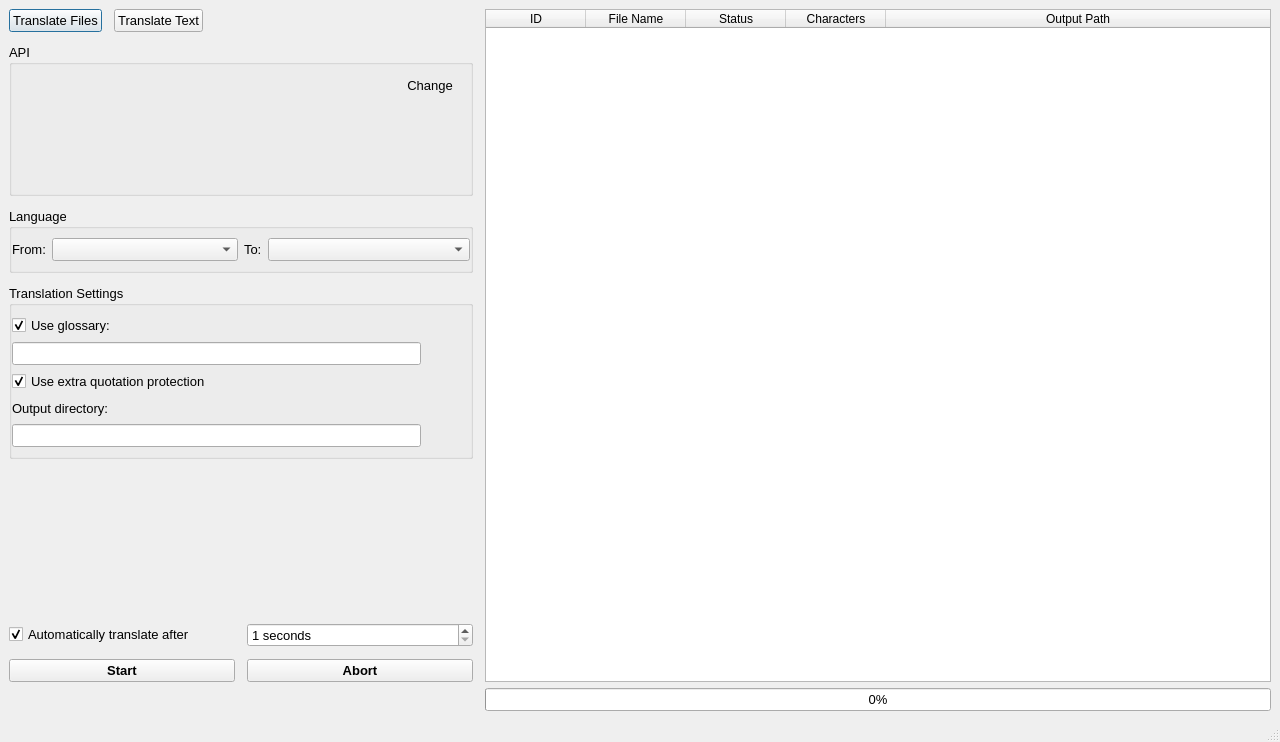
Before: the Qt Designer form ui_files/mainwindow.ui in VoxelCubes/DeepQt, drawn with Qt 5.
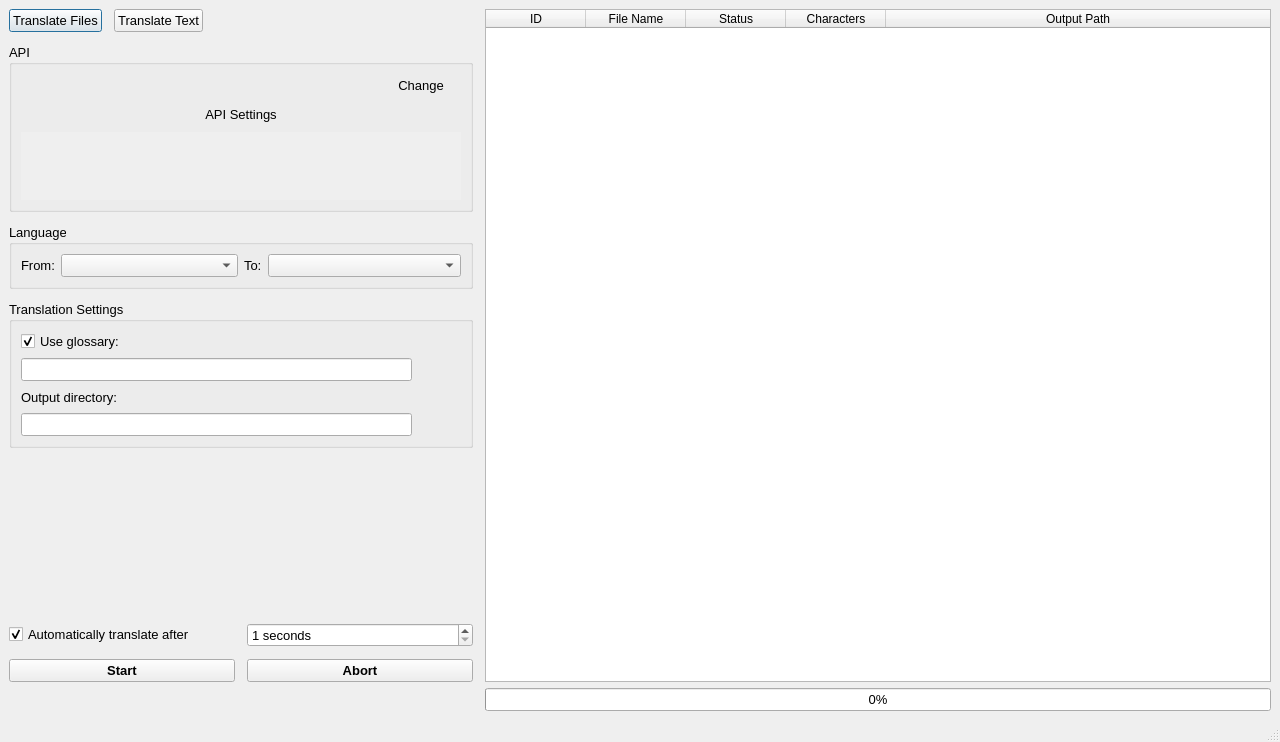
After: the same form once the commit is applied. Icons and pictures are not drawn. Custom widgets are drawn as their Qt base class.

Commit message: yeet extra quote protection

```diff
--- a/ui_files/mainwindow.ui
+++ b/ui_files/mainwindow.ui
@@ -114,16 +114,10 @@
          <bool>true</bool>
         </property>
         <layout class="QVBoxLayout" name="verticalLayout_3">
-         <property name="leftMargin">
-          <number>0</number>
-         </property>
-         <property name="rightMargin">
-          <number>0</number>
-         </property>
          <item>
           <layout class="QHBoxLayout" name="horizontalLayout_2" stretch="0,1,0">
            <property name="bottomMargin">
-            <number>6</number>
+            <number>0</number>
            </property>
            <item>
             <widget class="QLabel" name="label_api_logo">
@@ -156,7 +150,53 @@
           </layout>
          </item>
          <item>
-          <widget class="QStackedWidget" name="stackedWidget_api_overview"/>
+          <widget class="QPushButton" name="pushButton_api_settings_visibility">
+           <property name="text">
+            <string>API Settings</string>
+           </property>
+           <property name="icon">
+            <iconset theme="arrow-right">
+             <normaloff>.</normaloff>.</iconset>
+           </property>
+           <property name="checkable">
+            <bool>true</bool>
+           </property>
+           <property name="flat">
+            <bool>true</bool>
+           </property>
+          </widget>
+         </item>
+         <item>
+          <widget class="QScrollArea" name="scrollArea">
+           <property name="frameShape">
+            <enum>QFrame::NoFrame</enum>
+           </property>
+           <property name="horizontalScrollBarPolicy">
+            <enum>Qt::ScrollBarAlwaysOff</enum>
+           </property>
+           <property name="widgetResizable">
+            <bool>true</bool>
+           </property>
+           <widget class="QWidget" name="scrollAreaWidgetContents">
+            <property name="geometry">
+             <rect>
+              <x>0</x>
+              <y>0</y>
+              <width>436</width>
+              <height>121</height>
+             </rect>
+            </property>
+            <layout class="QVBoxLayout" name="verticalLayout_8">
+             <item>
+              <widget class="QStackedWidget" name="stackedWidget_api_overview">
+               <widget class="QWidget" name="page">
+                <layout class="QVBoxLayout" name="verticalLayout_9"/>
+               </widget>
+              </widget>
+             </item>
+            </layout>
+           </widget>
+          </widget>
          </item>
         </layout>
        </widget>
@@ -176,12 +216,6 @@
          <bool>true</bool>
         </property>
         <layout class="QHBoxLayout" name="horizontalLayout_7">
-         <property name="leftMargin">
-          <number>0</number>
-         </property>
-         <property name="rightMargin">
-          <number>0</number>
-         </property>
          <item>
           <layout class="QHBoxLayout" name="horizontalLayout_5">
            <item>
@@ -236,12 +270,6 @@
          <bool>true</bool>
         </property>
         <layout class="QVBoxLayout" name="verticalLayout_4">
-         <property name="leftMargin">
-          <number>0</number>
-         </property>
-         <property name="rightMargin">
-          <number>0</number>
-         </property>
          <item>
           <layout class="QHBoxLayout" name="horizontalLayout_8">
            <item>
@@ -310,46 +338,6 @@
            </item>
           </layout>
          </item>
-         <item>
-          <layout class="QHBoxLayout" name="horizontalLayout_12">
-           <item>
-            <widget class="QCheckBox" name="checkBox_extra_quote_protection">
-             <property name="text">
-              <string>Use extra quotation protection</string>
-             </property>
-             <property name="checked">
-              <bool>true</bool>
-             </property>
-            </widget>
-           </item>
-           <item>
-            <widget class="CTooltipLabel" name="label_extra_quote_protection_help">
-             <property name="toolTip">
-              <string extracomment="The &amp;apos; is the possessive 's apostrophe and should be ignored if the language doesn't call for it.">You can use a relative path to create a subfolder at the image's original location, or use an absolute path.</string>
-             </property>
-             <property name="toolTipDuration">
-              <number>-1</number>
-             </property>
-             <property name="text">
-              <string notr="true">&lt;helper&gt;</string>
-             </property>
-            </widget>
-           </item>
-           <item>
-            <spacer name="horizontalSpacer_3">
-             <property name="orientation">
-              <enum>Qt::Horizontal</enum>
-             </property>
-             <property name="sizeHint" stdset="0">
-              <size>
-               <width>40</width>
-               <height>20</height>
-              </size>
-             </property>
-            </spacer>
-           </item>
-          </layout>
-         </item>
          <item>
           <layout class="QHBoxLayout" name="horizontalLayout_10">
            <item>
@@ -425,8 +413,8 @@
         </property>
         <property name="sizeHint" stdset="0">
          <size>
-          <width>350</width>
-          <height>40</height>
+          <width>0</width>
+          <height>0</height>
          </size>
         </property>
        </spacer>
```
The commit also changes 2 other files.
